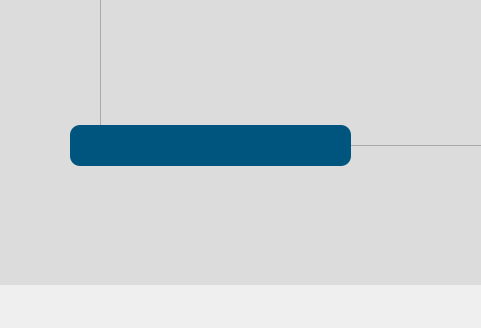
The window that src/user_interface/French_searchDisplay.ui (eppenney/eBook-Perpetual-Access-Rights-Tracker) describes before a commit, drawn with Qt 5; both pictures show x 0 to 481 and y 595 to 923 of the 1176 by 923 pixel window.
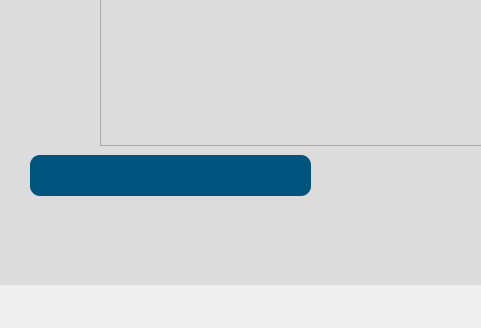
The same window after the commit.

The edit to the form file:
```diff
--- a/src/user_interface/French_searchDisplay.ui
+++ b/src/user_interface/French_searchDisplay.ui
@@ -141,8 +141,8 @@
    <widget class="QLabel" name="institutionName">
     <property name="geometry">
      <rect>
-      <x>90</x>
-      <y>740</y>
+      <x>50</x>
+      <y>770</y>
       <width>281</width>
       <height>41</height>
      </rect>
```
